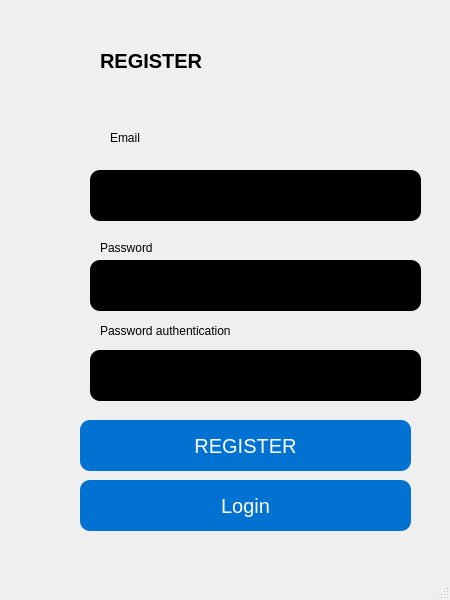
Before: the Qt Designer form PTA010/SPCK_B11/SPCK_CHUONG_PTA10/GUI/register.ui in NguyenNhatHuynh/SPCK_Mindx, drawn with Qt 5.
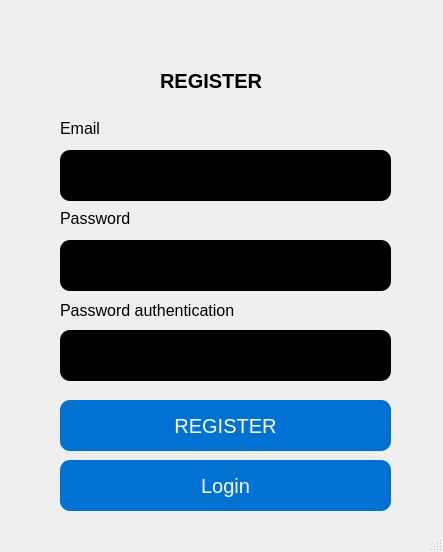
After: the same form once the commit is applied.

The edit to the form file:
```diff
--- a/PTA010/SPCK_B11/SPCK_CHUONG_PTA10/GUI/register.ui
+++ b/PTA010/SPCK_B11/SPCK_CHUONG_PTA10/GUI/register.ui
@@ -6,8 +6,8 @@
    <rect>
     <x>0</x>
     <y>0</y>
-    <width>450</width>
-    <height>600</height>
+    <width>443</width>
+    <height>552</height>
    </rect>
   </property>
   <property name="windowTitle">
@@ -17,9 +17,9 @@
    <widget class="QLabel" name="label_4">
     <property name="geometry">
      <rect>
-      <x>100</x>
-      <y>30</y>
-      <width>151</width>
+      <x>160</x>
+      <y>50</y>
+      <width>111</width>
       <height>61</height>
      </rect>
     </property>
@@ -40,8 +40,8 @@
    <widget class="QLineEdit" name="txtemail_2">
     <property name="geometry">
      <rect>
-      <x>90</x>
-      <y>170</y>
+      <x>60</x>
+      <y>150</y>
       <width>331</width>
       <height>51</height>
      </rect>
@@ -49,90 +49,23 @@
     <property name="styleSheet">
      <string notr="true">border-radius : 10;
 background-color: black;
-
-	
-
-
-
-
-
-
-
-
-
-
-
-
-
-
-
-
-
-
-
-
-
-
-
-
-
-
-
-
-
-
-
-
-
-
-
-
-
-
-
-
-
-
-
-
-
-
-
-
-
-
-
-
-
-
-
-
-
-
-
-
-
-
-
-
-
-
-
-
-
-
-</string>
+color: white;</string>
     </property>
    </widget>
    <widget class="QLabel" name="label_5">
     <property name="geometry">
      <rect>
-      <x>110</x>
-      <y>130</y>
+      <x>60</x>
+      <y>120</y>
       <width>55</width>
       <height>16</height>
      </rect>
     </property>
+    <property name="font">
+     <font>
+      <pointsize>12</pointsize>
+     </font>
+    </property>
     <property name="text">
      <string>Email</string>
     </property>
@@ -140,12 +73,17 @@
    <widget class="QLabel" name="label_6">
     <property name="geometry">
      <rect>
-      <x>100</x>
-      <y>240</y>
-      <width>55</width>
+      <x>60</x>
+      <y>210</y>
+      <width>71</width>
       <height>16</height>
      </rect>
     </property>
+    <property name="font">
+     <font>
+      <pointsize>12</pointsize>
+     </font>
+    </property>
     <property name="text">
      <string>Password</string>
     </property>
@@ -153,8 +91,8 @@
    <widget class="QLineEdit" name="txtpassword_2">
     <property name="geometry">
      <rect>
-      <x>90</x>
-      <y>260</y>
+      <x>60</x>
+      <y>240</y>
       <width>331</width>
       <height>51</height>
      </rect>
@@ -162,14 +100,14 @@
     <property name="styleSheet">
      <string notr="true">border-radius : 10;
 background-color: black;
-</string>
+color: white;</string>
     </property>
    </widget>
    <widget class="QPushButton" name="btnRegister_2">
     <property name="geometry">
      <rect>
-      <x>80</x>
-      <y>420</y>
+      <x>60</x>
+      <y>400</y>
       <width>331</width>
       <height>51</height>
      </rect>
@@ -191,8 +129,8 @@
    <widget class="QPushButton" name="btnLogin">
     <property name="geometry">
      <rect>
-      <x>80</x>
-      <y>480</y>
+      <x>60</x>
+      <y>460</y>
       <width>331</width>
       <height>51</height>
      </rect>
@@ -214,8 +152,8 @@
    <widget class="QLineEdit" name="txtpassword_3">
     <property name="geometry">
      <rect>
-      <x>90</x>
-      <y>350</y>
+      <x>60</x>
+      <y>330</y>
       <width>331</width>
       <height>51</height>
      </rect>
@@ -223,18 +161,23 @@
     <property name="styleSheet">
      <string notr="true">border-radius : 10;
 background-color: black;
-</string>
+color: white;</string>
     </property>
    </widget>
    <widget class="QLabel" name="label_7">
     <property name="geometry">
      <rect>
-      <x>100</x>
-      <y>320</y>
-      <width>141</width>
+      <x>60</x>
+      <y>300</y>
+      <width>181</width>
       <height>21</height>
      </rect>
     </property>
+    <property name="font">
+     <font>
+      <pointsize>12</pointsize>
+     </font>
+    </property>
     <property name="text">
      <string>Password authentication</string>
     </property>
```
Left out of the diff: 6 changed lines with no effect on the pictures.
